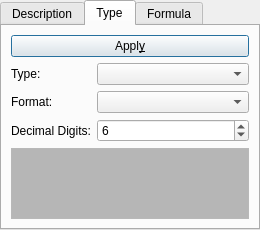
First picture: the form in branches/current_stable/scidavis/src/future/table/controltabs.ui, repository highperformancecoder/scidavis-old, before the edit.
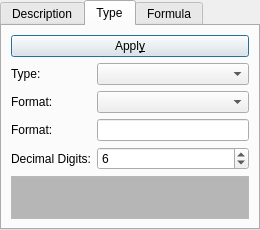
Second picture: the form after the edit. The open tabs and pages were chosen to show the change.

Commit message: - ported editable column date-time format from LabPlot svn rev. 172   (closes bug #2820102: There is no way to use custom date-time formats)

Patch:
```diff
--- a/branches/current_stable/scidavis/src/future/table/controltabs.ui
+++ b/branches/current_stable/scidavis/src/future/table/controltabs.ui
@@ -237,9 +237,9 @@
          </property>
         </widget>
        </item>
-       <item row="3" column="0" >
-        <widget class="QLabel" name="digits_label" >
-         <property name="text" >
+       <item row="4" column="0">
+        <widget class="QLabel" name="digits_label">
+         <property name="text">
           <string>Decimal Digits:</string>
          </property>
          <property name="buddy" >
@@ -247,10 +247,10 @@
          </property>
         </widget>
        </item>
-       <item row="3" column="1" >
-        <widget class="QSpinBox" name="digits_box" >
-         <property name="toolTip" >
-          <string>&lt;html>&lt;head>&lt;meta name="qrichtext" content="1" />&lt;style type="text/css">
+       <item row="4" column="1">
+        <widget class="QSpinBox" name="digits_box">
+         <property name="toolTip">
+          <string>&lt;html&gt;&lt;head&gt;&lt;meta name=&quot;qrichtext&quot; content=&quot;1&quot; /&gt;&lt;style type=&quot;text/css&quot;&gt;
 p, li { white-space: pre-wrap; }
 &lt;/style>&lt;/head>&lt;body style=" font-family:'Sans Serif'; font-size:9pt; font-weight:400; font-style:normal;">
 &lt;p style=" margin-top:0px; margin-bottom:0px; margin-left:0px; margin-right:0px; -qt-block-indent:0; text-indent:0px;">Enter the number of displayed decimal digits&lt;/p>&lt;/body>&lt;/html></string>
@@ -263,10 +263,10 @@
          </property>
         </widget>
        </item>
-       <item row="4" column="0" colspan="2" >
-        <widget class="QTextEdit" name="type_info" >
-         <property name="sizePolicy" >
-          <sizepolicy vsizetype="Expanding" hsizetype="Expanding" >
+       <item row="6" column="0" colspan="2">
+        <widget class="QTextEdit" name="type_info">
+         <property name="sizePolicy">
+          <sizepolicy hsizetype="Expanding" vsizetype="Expanding">
            <horstretch>0</horstretch>
            <verstretch>0</verstretch>
           </sizepolicy>
@@ -328,6 +328,16 @@
          </property>
         </widget>
        </item>
+       <item row="3" column="1">
+        <widget class="QLineEdit" name="formatLineEdit"/>
+       </item>
+       <item row="3" column="0">
+        <widget class="QLabel" name="format_label2">
+         <property name="text">
+          <string>Format:</string>
+         </property>
+        </widget>
+       </item>
       </layout>
      </widget>
      <widget class="QWidget" name="formula_tab" >
```
Left out of the diff: 309 changed lines with no effect on the pictures. The commit also changes 2 other files.
